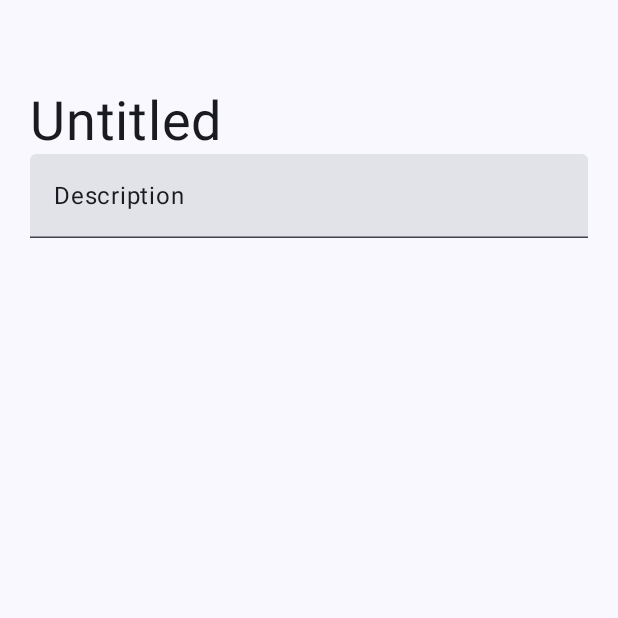
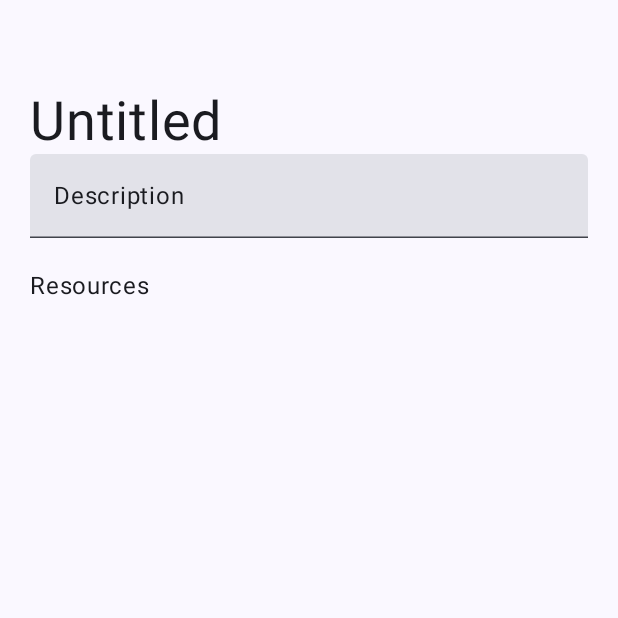
Before and after one commit to aminuolawale/Muffassa, an Android app built with Jetpack Compose: the composable CorpusScreen shown on its own in the app's theme, after a tap on "Resources", on a phone screen of 412 x 824 dp, the top half of it. Run offline under Robolectric (Android 15) with nearby library versions, the phone set to English and light mode, and no system bars; our stand-ins replace Dagger/Hilt's generated code, Firebase (no records; nobody signed in at launch, a user with empty details on screens opened directly); 1 statement that could not run was skipped; 2 other taps on this screen came first.

Commit message:
Corpus Tab switching

```diff
--- a/app/src/main/java/com/aminuolawale/muffassa/presentation/components/ContentWithBottomBar.kt
+++ b/app/src/main/java/com/aminuolawale/muffassa/presentation/components/ContentWithBottomBar.kt
@@ -38,9 +38,11 @@ sealed class BottomBarState {
 fun ContentWithBottomBar(
     navController: NavController,
     userData: UserData?,
+    bottomBarState: BottomBarState = BottomBarState.Default,
     onClick: () -> Unit = {},
     onDeleteClick: () -> Unit = {},
-    bottomBarState: BottomBarState = BottomBarState.Default,
+    onResourceClick: () -> Unit = {},
+    onArtefactClick: () -> Unit = {},
     content: @Composable () -> Unit
 ) {
     Box(modifier = Modifier
@@ -69,12 +71,12 @@ fun ContentWithBottomBar(
                             Icons.Outlined.Menu,
                             contentDescription = "Resources",
                             tint = Color.White,
-                            modifier = Modifier.clickable { })
+                            modifier = Modifier.clickable { onResourceClick.invoke() })
                         Icon(
                             Icons.Outlined.Add,
                             contentDescription = "Resources",
                             tint = Color.White,
-                            modifier = Modifier.clickable { })
+                            modifier = Modifier.clickable { onArtefactClick.invoke() })
                     }
 
                     BottomBarState.Default -> {
--- a/app/src/main/java/com/aminuolawale/muffassa/presentation/corpus/CorpusEvent.kt
+++ b/app/src/main/java/com/aminuolawale/muffassa/presentation/corpus/CorpusEvent.kt
@@ -5,4 +5,5 @@ sealed class CorpusEvent {
     data class TitleChanged(val value: String):CorpusEvent()
     data class DescriptionChanged(val value: String): CorpusEvent()
     data object EndEdit: CorpusEvent()
+    data class SelectTab(val tab: CorpusTab):CorpusEvent()
 }
--- a/app/src/main/java/com/aminuolawale/muffassa/presentation/corpus/CorpusScreen.kt
+++ b/app/src/main/java/com/aminuolawale/muffassa/presentation/corpus/CorpusScreen.kt
@@ -4,8 +4,10 @@ import androidx.compose.foundation.clickable
 import androidx.compose.foundation.layout.Arrangement
 import androidx.compose.foundation.layout.Column
 import androidx.compose.foundation.layout.Row
+import androidx.compose.foundation.layout.Spacer
 import androidx.compose.foundation.layout.fillMaxSize
 import androidx.compose.foundation.layout.fillMaxWidth
+import androidx.compose.foundation.layout.height
 import androidx.compose.foundation.layout.padding
 import androidx.compose.material3.Text
 import androidx.compose.material3.TextField
@@ -27,7 +29,9 @@ fun CorpusScreen(navController: NavController, corpusViewModel: CorpusViewModel)
             navController,
             userData = corpusViewModel.userData,
             bottomBarState = BottomBarState.CorpusView,
-            onClick = { corpusViewModel.onEvent(CorpusEvent.EndEdit) }) {
+            onClick = { corpusViewModel.onEvent(CorpusEvent.EndEdit) },
+            onResourceClick = { corpusViewModel.onEvent(CorpusEvent.SelectTab(CorpusTab.RESOURCES)) },
+            onArtefactClick = {corpusViewModel.onEvent(CorpusEvent.SelectTab(CorpusTab.ARTEFACTS))}) {
             Column(
                 modifier = Modifier
                     .fillMaxSize()
@@ -67,6 +71,10 @@ fun CorpusScreen(navController: NavController, corpusViewModel: CorpusViewModel)
                         isEditing = it.value.editState == CorpusEditState.DESCRIPTION,
                         onClick = { corpusViewModel.onEvent(CorpusEvent.BeginEdit(CorpusEditState.DESCRIPTION)) },
                         onValueChange = { corpusViewModel.onEvent(CorpusEvent.DescriptionChanged(it)) })
+                }
+                Spacer(modifier = Modifier.height(20.dp))
+                Row(modifier = Modifier.fillMaxWidth(), horizontalArrangement = Arrangement.Start) {
+                    ContentArea(it.value.activeTab)
                 }
 
             }
@@ -110,3 +118,16 @@ fun DescriptionArea(
         Text(text = text, modifier = modifier.clickable { onClick.invoke() })
     }
 }
+
+@Composable
+fun ContentArea(activeTab: CorpusTab) {
+    when (activeTab) {
+        CorpusTab.RESOURCES -> {
+            Text("Resources")
+        }
+
+        CorpusTab.ARTEFACTS -> {
+            Text("Artefacts")
+        }
+    }
+}
--- a/app/src/main/java/com/aminuolawale/muffassa/presentation/corpus/CorpusViewModel.kt
+++ b/app/src/main/java/com/aminuolawale/muffassa/presentation/corpus/CorpusViewModel.kt
@@ -60,6 +60,10 @@ class CorpusViewModel @Inject constructor(
             is CorpusEvent.DescriptionChanged -> {
                 _state.update { it.copy(corpus = it.corpus?.copy(description = corpusEvent.value)) }
             }
+
+            is CorpusEvent.SelectTab -> {
+                _state.update { it.copy(activeTab = corpusEvent.tab) }
+            }
         }
     }
 }
--- a/app/src/main/java/com/aminuolawale/muffassa/presentation/corpus/CorpusViewState.kt
+++ b/app/src/main/java/com/aminuolawale/muffassa/presentation/corpus/CorpusViewState.kt
@@ -5,6 +5,7 @@ import com.aminuolawale.muffassa.domain.model.Corpus
 data class CorpusViewState(
     val corpus: Corpus? = null,
     val editState: CorpusEditState = CorpusEditState.NONE,
+    val activeTab: CorpusTab = CorpusTab.RESOURCES,
 )
 
 enum class CorpusEditState {
@@ -12,3 +13,8 @@ enum class CorpusEditState {
     TITLE,
     DESCRIPTION,
 }
+
+enum class CorpusTab {
+    RESOURCES,
+    ARTEFACTS,
+}
```
